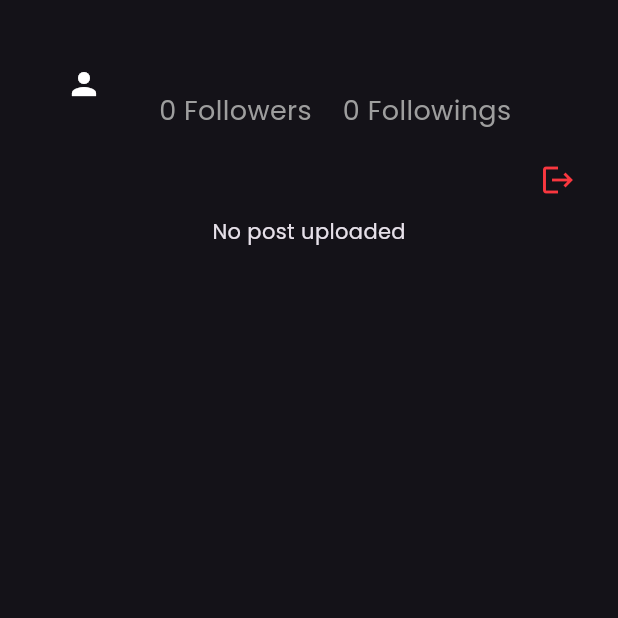
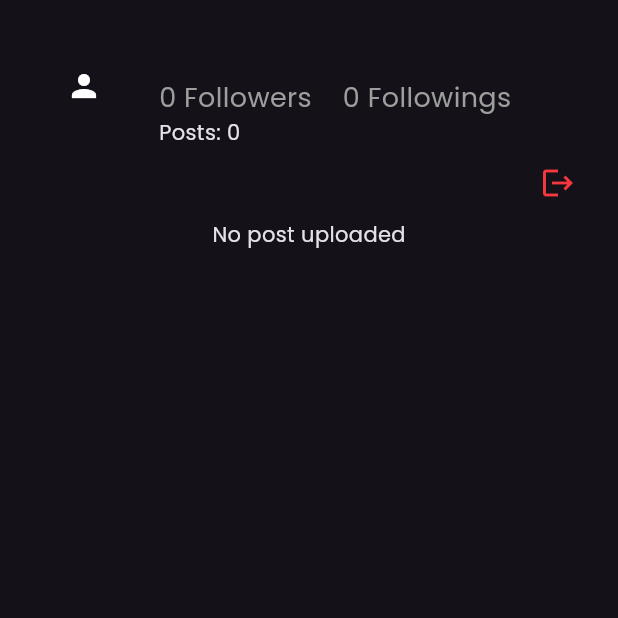
Before and after one commit to Nadun-Charuka/socially, a Flutter app: the ProfileScreen screen opened directly, on a phone screen of 412 x 824 dp, the top half of it. Run offline on Flutter 3.47's test engine with Material 3 defaults, Android fonts, the phone set to English and light mode, and no system bars; drawn by our look-alikes of cached_network_image; our stand-ins replace cloud_firestore, firebase_auth, firebase_core, firebase_storage, flutter_riverpod, go_router and 4 more; accounts and stored records are empty; network calls fail.

Commit message:
profile screen done

```diff
--- a/lib/views/main/profile_screen.dart
+++ b/lib/views/main/profile_screen.dart
@@ -3,12 +3,10 @@ import 'package:firebase_auth/firebase_auth.dart';
 import 'package:flutter/material.dart';
 import 'package:flutter_riverpod/flutter_riverpod.dart';
 import 'package:go_router/go_router.dart';
-import 'package:socially/models/user_model.dart';
 import 'package:socially/providers/feed_provider.dart';
 import 'package:socially/providers/user_provider.dart';
 import 'package:socially/services/auth/auth_services.dart';
 import 'package:socially/utils/constants/colors.dart';
-import 'package:socially/widgets/reuseable/custom_button.dart';
 
 class ProfileScreen extends ConsumerStatefulWidget {
   const ProfileScreen({super.key});
@@ -29,7 +27,8 @@ class _SingleUserScreenState extends ConsumerState<ProfileScreen> {
       body: Padding(
         padding: const EdgeInsets.all(16),
         child: SingleChildScrollView(
-          child: appUserAsync.when(
+          child: appUserAsync.value != null
+              ? appUserAsync.when(
                   data: (user) {
                     return Column(
                       mainAxisAlignment: MainAxisAlignment.start,
@@ -42,8 +41,7 @@ class _SingleUserScreenState extends ConsumerState<ProfileScreen> {
                                   height: 80,
                                   errorWidget: (context, url, error) =>
                                       Icon(Icons.person),
-                          imageUrl: user!.photoUrl,
-                        ),
+                                  imageUrl: user!.photoUrl),
                             ),
                             SizedBox(width: 10),
                             Column(
@@ -66,7 +64,8 @@ class _SingleUserScreenState extends ConsumerState<ProfileScreen> {
                                       ),
                                     ),
                                     SizedBox(
-                                width: MediaQuery.of(context).size.width * 0.05,
+                                      width: MediaQuery.of(context).size.width *
+                                          0.05,
                                     ),
                                     Text(
                                       "${user.following} Followings",
@@ -74,9 +73,11 @@ class _SingleUserScreenState extends ConsumerState<ProfileScreen> {
                                         fontSize: 18,
                                         color: Colors.grey,
                                       ),
+                                    )
+                                  ],
                                 ),
-                            ],
-                          )
+                                Text(
+                                    "Posts: ${feedAsync.value?.length.toString()}")
                               ],
                             ),
                           ],
@@ -84,7 +85,7 @@ class _SingleUserScreenState extends ConsumerState<ProfileScreen> {
                         Row(
                           mainAxisAlignment: MainAxisAlignment.spaceBetween,
                           children: [
-                      Text(user.email),
+                            Text(_currentUser.email!),
                             IconButton(
                               icon: const Icon(
                                 Icons.logout,
@@ -135,7 +136,8 @@ class _SingleUserScreenState extends ConsumerState<ProfileScreen> {
                   },
                   error: (e, st) => Text("Error loading user: $e"),
                   loading: () => const CircularProgressIndicator(),
-          ),
+                )
+              : Center(child: CircularProgressIndicator()),
         ),
       ),
     );
--- a/lib/views/main_screen.dart
+++ b/lib/views/main_screen.dart
@@ -20,7 +20,7 @@ class _MainScreenState extends State<MainScreen> {
     ReelsScreen(),
     ProfileScreen(),
   ];
-  int _selectedIndex = 4;
+  int _selectedIndex = 0;
   @override
   Widget build(BuildContext context) {
     return Scaffold(
```
Also changed, not shown: lib/widgets/main/reels/reel_widget.dart (+4 -21 lines), lib/widgets/main/reels/video_player_widget.dart (+21 -2 lines). Lines whose indentation alone changed are shown as unchanged.
